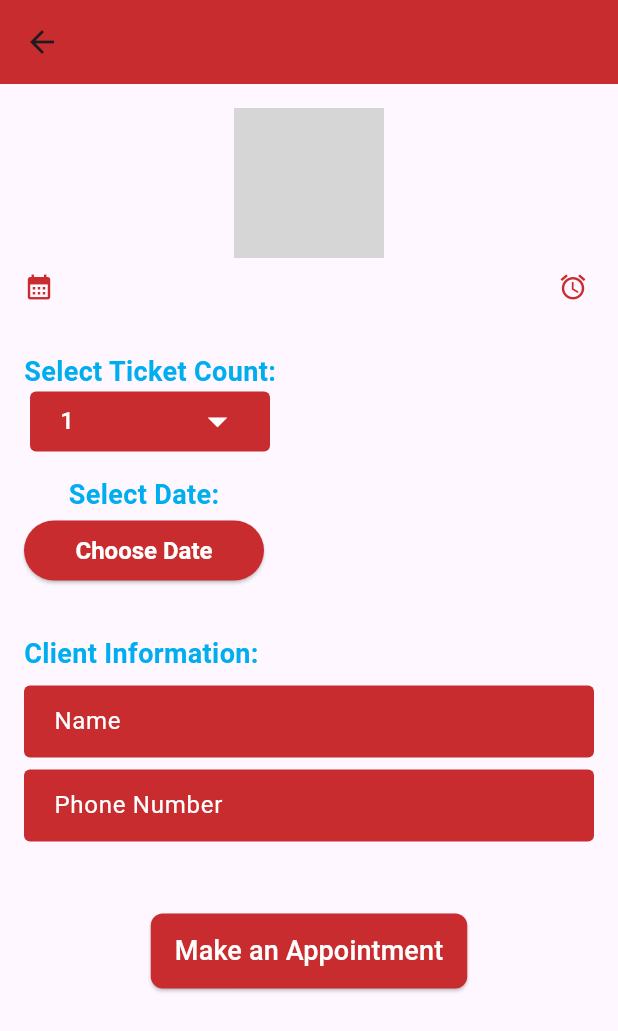
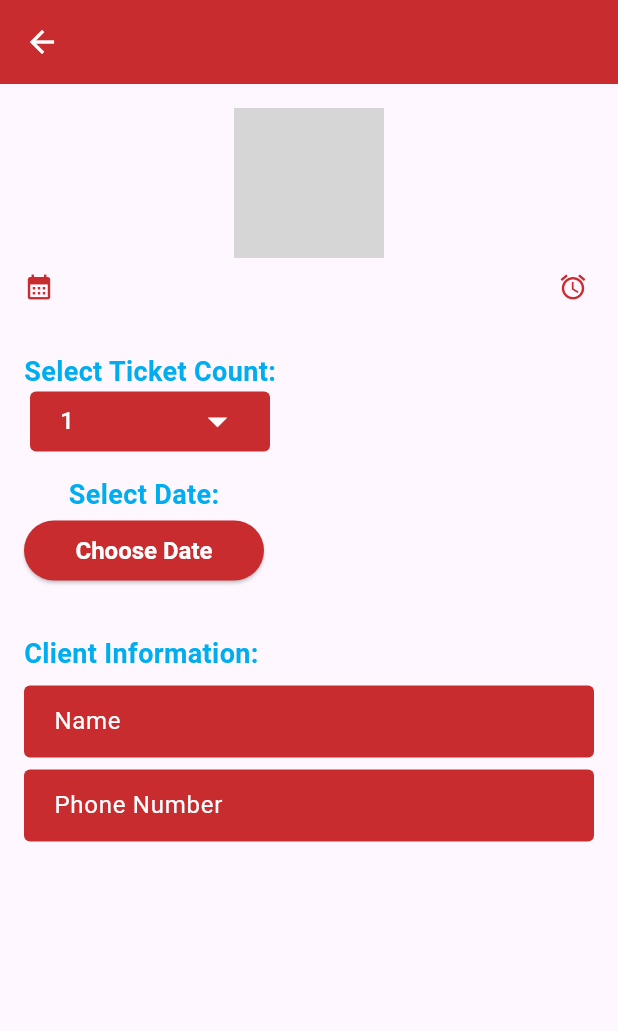
Before and after one commit to omarelhassani12/Appointify, a Flutter app: the PlaceDetailsPage screen opened directly with empty values, on a phone screen of 412 x 824 dp. Shown: the top 1031 px of the screen. Run offline on Flutter 3.47's test engine with Material 3 defaults, Android fonts, the phone set to English and light mode, and no system bars; our stand-ins replace csc_picker, flutter_map, flutter_time_picker_spinner, fluttertoast, geocoding, geolocator and 2 more; missing offline and left inert: flutter_map_marker_cluster; grey boxes are pictures that could not be loaded.

Commit message:
fix some update on the categories and categories details

```diff
--- a/lib/views/client/client_categories_appointment_details.dart
+++ b/lib/views/client/client_categories_appointment_details.dart
@@ -35,7 +35,7 @@ class ClientCategoriesAppointmentDetails extends StatelessWidget {
         children: [
           Padding(
             padding: const EdgeInsets.only(
-                top: 30, bottom: 30, right: 110, left: 110),
+                top: 30, bottom: 30, right: 120, left: 120),
             child: Image.asset(
               imagePath,
               fit: BoxFit.fill,
--- a/lib/views/client/client_place_appointment_details.dart
+++ b/lib/views/client/client_place_appointment_details.dart
@@ -30,10 +30,15 @@ class PlaceDetailsPageState extends State<PlaceDetailsPage> {
   String selectedTime = '';
   List<String> places = [
     'Dental Clinic',
-    'Spa Center',
-    'Gym',
     'Hair Salon',
-    'Massage Center',
+    'Fitness Center',
+    'Spa & Wellness',
+    'Restaurant',
+    'Coffee Shop',
+    'Bookstore',
+    'Art Gallery',
+    'Bakery',
+    'Garden Center',
   ];
   List<int> ticketCounts = [1, 2, 3];
   int selectedTicketCount = 1;
@@ -70,10 +75,11 @@ class PlaceDetailsPageState extends State<PlaceDetailsPage> {
   Widget build(BuildContext context) {
     return Scaffold(
       appBar: AppBar(
-        title: Text(widget.name),
+        title: Text(widget.name, style: const TextStyle(color: Colors.white)),
         backgroundColor: AppColors.accentClr,
         elevation: 0,
         centerTitle: true,
+        iconTheme: const IconThemeData(color: Colors.white),
       ),
       body: SingleChildScrollView(
         child: Column(
@@ -219,7 +225,7 @@ class PlaceDetailsPageState extends State<PlaceDetailsPage> {
                           title: 'Client Information',
                           ticketCount: 3,
                         ),
-                      const SizedBox(height: 16),
+                      const SizedBox(height: 26),
                       if (selectedTicketCount > 0 &&
                           selectedDate.isNotEmpty &&
                           selectedTime.isNotEmpty)
@@ -231,16 +237,6 @@ class PlaceDetailsPageState extends State<PlaceDetailsPage> {
                   ),
                 ),
               ],
-            ),
-            Padding(
-              padding: const EdgeInsets.all(16.0),
-              child: SecondButton(
-                text: "Make an Appointment",
-                onPressed: () {
-                  _selectDate();
-                  _selectTime();
-                },
-              ),
             ),
           ],
         ),
```
